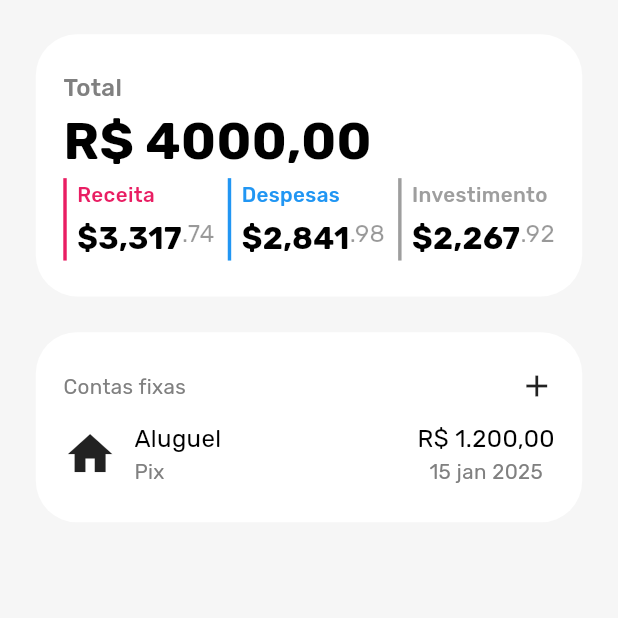
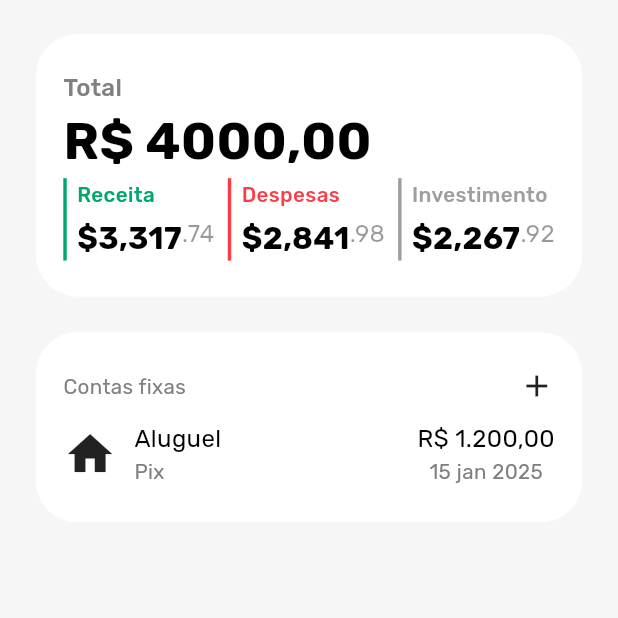
Before and after one commit to marianaoliveira1/Organizamais, a Flutter app: the InitialPage screen opened by its route, on a phone screen of 412 x 824 dp, the top half of it. Run offline on Flutter 3.47's test engine with Material 3 defaults, Android fonts, the light colour scheme and no system bars; our stand-ins replace cloud_firestore, firebase_auth, firebase_core, flutter_screenutil, get, google_fonts and 2 more; accounts and stored records are empty; network calls fail.

Commit message:
hall of fame

```diff
--- a/lib/page/initial/widget/finance_summary.dart
+++ b/lib/page/initial/widget/finance_summary.dart
@@ -39,8 +39,8 @@ class FinanceSummaryWidget extends StatelessWidget {
           Row(
             mainAxisAlignment: MainAxisAlignment.spaceBetween,
             children: [
-              _buildCategory("Receita", "\$3,317.74", Colors.pink),
-              _buildCategory("Despesas", "\$2,841.98", Colors.blue),
+              _buildCategory("Receita", "\$3,317.74", DefaultColors.green),
+              _buildCategory("Despesas", "\$2,841.98", DefaultColors.red),
               _buildCategory("Investimento", "\$2,267.92", Colors.grey),
             ],
           ),
--- a/lib/utils/color.dart
+++ b/lib/utils/color.dart
@@ -5,5 +5,6 @@ class DefaultColors {
   static const grey = Color(0xFF808080);
   static const black = Color(0xFF000000);
   static const white = Color(0xFFFFFFFF);
-  static const green = Color(0xFF228B22);
+  static const green = Color(0xFF00A86B);
+  static const red = Color(0xFFFD3C4A);
 }
```
